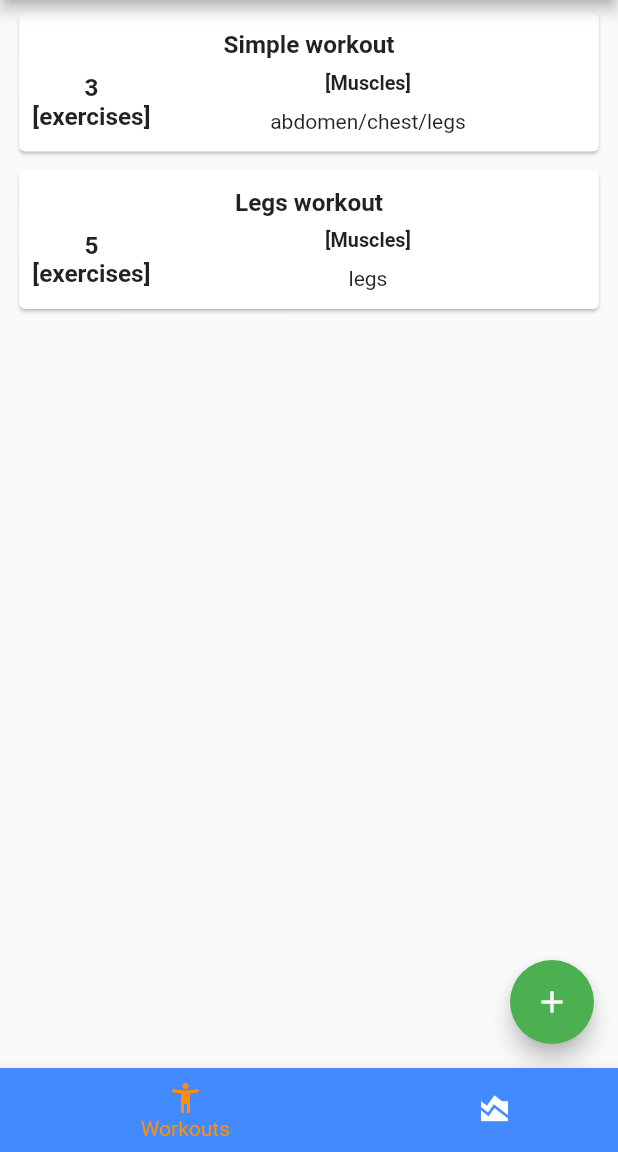
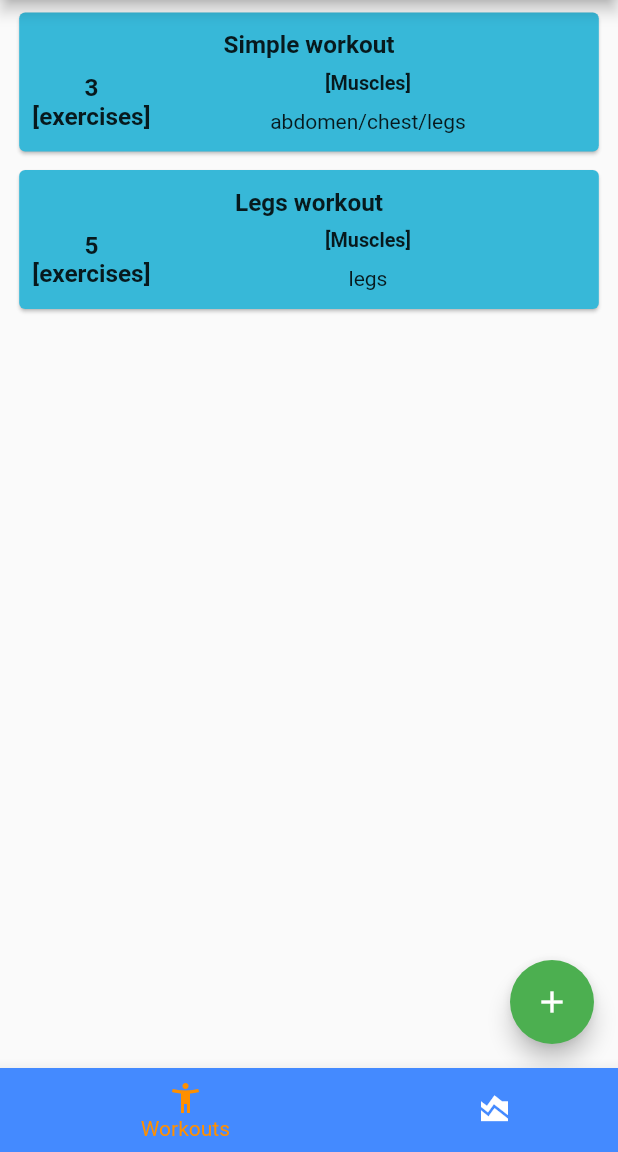
Before and after one commit to fertwo/my-training, a Flutter app: the screen it shows after launch, on a phone screen of 412 x 824 dp, the part 84-1236 px from its top. Run offline on Flutter 3.47's test engine with Material 2 defaults, Android fonts, the phone set to English and light mode, and no system bars; our stand-ins replace flutter_screenutil.

Commit message:
Agrego archivo de colores

```diff
--- a/lib/src/presentation/workouts/all_workouts_page.dart
+++ b/lib/src/presentation/workouts/all_workouts_page.dart
@@ -6,6 +6,7 @@ import 'package:mytraining/src/infrastructure/factory/actions_factory.dart';
 import 'package:mytraining/src/presentation/formatter/workout_formatter.dart';
 import 'package:mytraining/src/presentation/workouts/create/create_workout_page.dart';
 import 'package:mytraining/src/presentation/workouts/workouts_view_model.dart';
+import 'package:mytraining/src/ui/app_colors.dart';
 import 'package:provider/provider.dart';
 
 class WorkoutsPage extends StatefulWidget {
@@ -51,6 +52,7 @@ class _WorkoutsPageState extends State<WorkoutsPage> {
 
   Card _buildWorkoutCard(Workout workout) {
     return Card(
+      color: AppColors.workoutCardBackground,
       child: Padding(
         padding:
             EdgeInsets.only(left: 8.w, right: 8.w, top: 12.h, bottom: 12.h),
--- /dev/null
+++ b/lib/src/ui/app_colors.dart
@@ -0,0 +1,5 @@
+import 'package:flutter/material.dart';
+
+class AppColors {
+  static const Color workoutCardBackground = Color.fromARGB(255, 55, 184, 216);
+}
```
